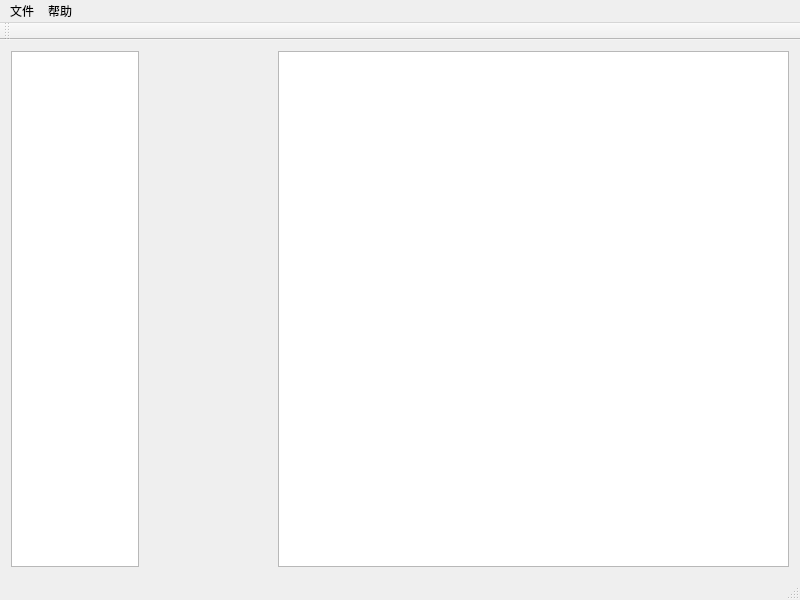
Qt form mainwindow.ui (sonichy/HTYSVGEditor) before a commit.
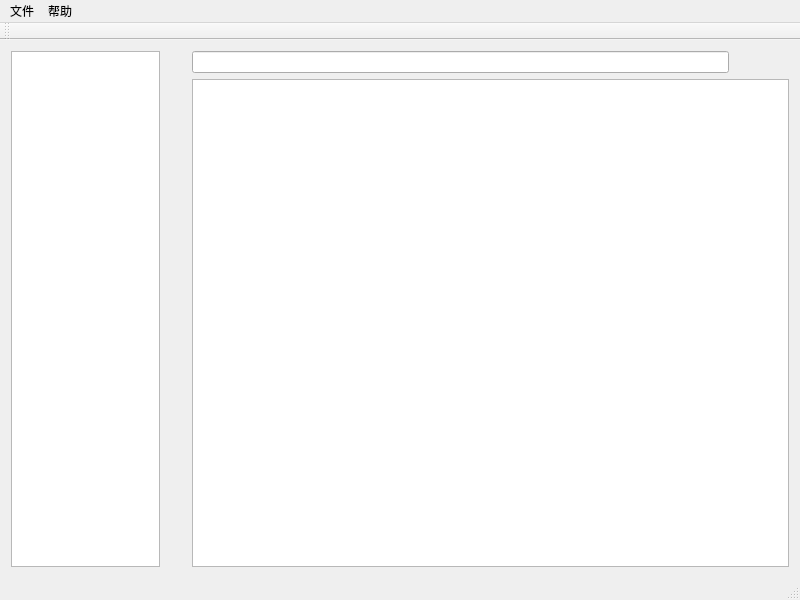
The same form after that commit. Icons and pictures are not drawn.

```diff
--- a/mainwindow.ui
+++ b/mainwindow.ui
@@ -18,13 +18,15 @@
     <normaloff>:/icon.png</normaloff>:/icon.png</iconset>
   </property>
   <widget class="QWidget" name="centralWidget">
-   <layout class="QVBoxLayout" name="verticalLayout">
+   <layout class="QVBoxLayout" name="verticalLayout_2">
     <item>
-     <layout class="QHBoxLayout" name="horizontalLayout" stretch="1,1,4">
+     <layout class="QHBoxLayout" name="horizontalLayout" stretch="1,0,4">
       <item>
        <widget class="QListWidget" name="listWidget"/>
       </item>
       <item>
+       <layout class="QVBoxLayout" name="verticalLayout_SVG">
+        <item>
        <widget class="QLabel" name="label">
         <property name="text">
          <string/>
@@ -35,6 +37,85 @@
        </widget>
       </item>
       <item>
+         <spacer name="verticalSpacer">
+          <property name="orientation">
+           <enum>Qt::Vertical</enum>
+          </property>
+          <property name="sizeHint" stdset="0">
+           <size>
+            <width>20</width>
+            <height>40</height>
+           </size>
+          </property>
+         </spacer>
+        </item>
+       </layout>
+      </item>
+      <item>
+       <layout class="QVBoxLayout" name="verticalLayout">
+        <item>
+         <layout class="QHBoxLayout" name="horizontalLayout_2">
+          <property name="spacing">
+           <number>0</number>
+          </property>
+          <item>
+           <widget class="QLineEdit" name="lineEdit"/>
+          </item>
+          <item>
+           <widget class="QPushButton" name="pushButtonModify">
+            <property name="maximumSize">
+             <size>
+              <width>30</width>
+              <height>16777215</height>
+             </size>
+            </property>
+            <property name="focusPolicy">
+             <enum>Qt::NoFocus</enum>
+            </property>
+            <property name="text">
+             <string/>
+            </property>
+            <property name="icon">
+             <iconset resource="res.qrc">
+              <normaloff>:/save.png</normaloff>:/save.png</iconset>
+            </property>
+            <property name="iconSize">
+             <size>
+              <width>20</width>
+              <height>20</height>
+             </size>
+            </property>
+            <property name="flat">
+             <bool>true</bool>
+            </property>
+           </widget>
+          </item>
+          <item>
+           <widget class="QPushButton" name="pushButtonDelete">
+            <property name="maximumSize">
+             <size>
+              <width>30</width>
+              <height>16777215</height>
+             </size>
+            </property>
+            <property name="focusPolicy">
+             <enum>Qt::NoFocus</enum>
+            </property>
+            <property name="text">
+             <string/>
+            </property>
+            <property name="icon">
+             <iconset resource="res.qrc">
+              <normaloff>:/delete.png</normaloff>:/delete.png</iconset>
+            </property>
+            <property name="flat">
+             <bool>true</bool>
+            </property>
+           </widget>
+          </item>
+         </layout>
+        </item>
+        <item>
        <widget class="QGraphicsView" name="graphicsView">
         <property name="backgroundBrush">
          <brush brushstyle="Dense3Pattern">
@@ -46,6 +127,8 @@
          </brush>
         </property>
        </widget>
+        </item>
+       </layout>
       </item>
      </layout>
     </item>
```
Lines whose indentation alone changed are shown as unchanged.
